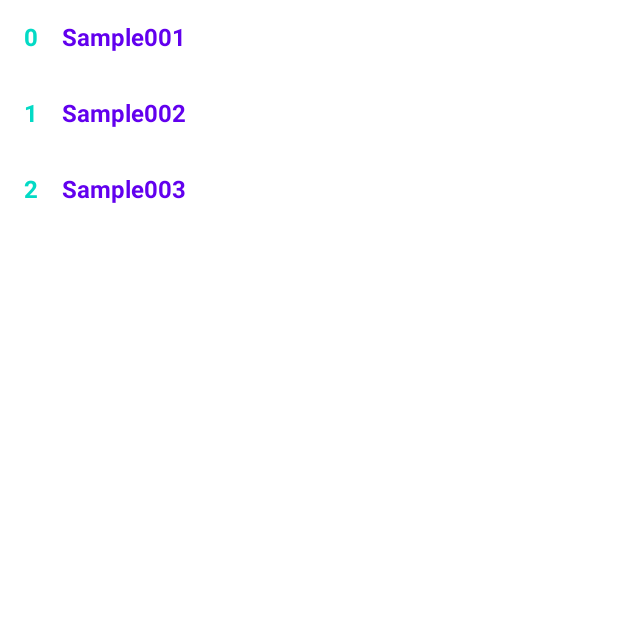
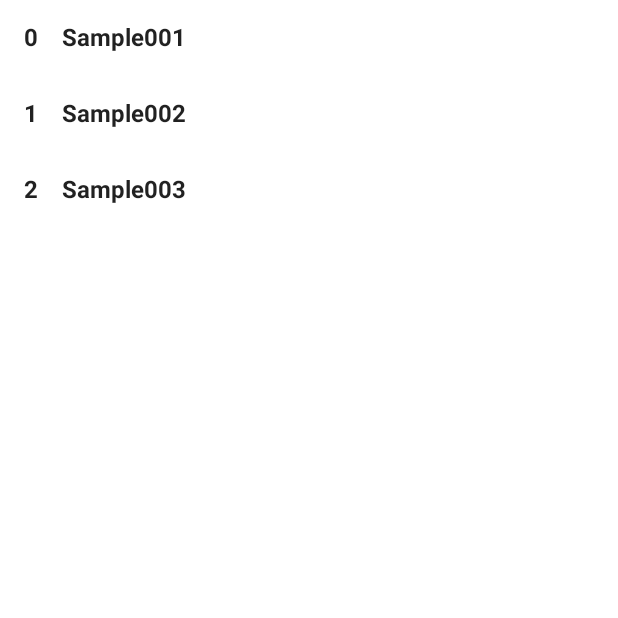
Before and after one commit to zukkeyApp/AndroidUiTips, an Android app built with Jetpack Compose: the screen it shows after launch (MainActivity), on a phone screen of 412 x 824 dp, the top half of it. Run offline under Robolectric (Android 15) with nearby library versions, the phone set to English and light mode, and no system bars; our stand-ins replace Dagger/Hilt's generated code.

Commit message:
change theme color

```diff
--- a/app/src/main/java/com/zukkeyapp/androiduitips/ui/main/MainCellComposable.kt
+++ b/app/src/main/java/com/zukkeyapp/androiduitips/ui/main/MainCellComposable.kt
@@ -25,13 +25,11 @@ fun MainCellComposable(
         Text(
             text = number.toString(),
             fontWeight = FontWeight.Bold,
-            color = MaterialTheme.colors.secondary,
             modifier = Modifier.padding(start = 16.dp, top = 16.dp, bottom = 16.dp)
         )
         Text(
             text = title,
             fontWeight = FontWeight.Bold,
-            color = MaterialTheme.colors.primary,
             modifier = Modifier.padding(16.dp)
         )
     }
--- a/app/src/main/java/com/zukkeyapp/androiduitips/ui/theme/Color.kt
+++ b/app/src/main/java/com/zukkeyapp/androiduitips/ui/theme/Color.kt
@@ -2,7 +2,6 @@ package com.zukkeyapp.androiduitips.ui.theme
 
 import androidx.compose.ui.graphics.Color
 
-val Purple200 = Color(0xFFBB86FC)
-val Purple500 = Color(0xFF6200EE)
-val Purple700 = Color(0xFF3700B3)
-val Teal200 = Color(0xFF03DAC5)
+val white_eeeeee = Color(0xFFEEEEEE)
+val white_ffffff = Color(0xFFFFFFFF)
+val white_bcbcbc = Color(0xFFBCBCBC)
--- a/app/src/main/java/com/zukkeyapp/androiduitips/ui/theme/Theme.kt
+++ b/app/src/main/java/com/zukkeyapp/androiduitips/ui/theme/Theme.kt
@@ -5,26 +5,30 @@ import androidx.compose.material.MaterialTheme
 import androidx.compose.material.darkColors
 import androidx.compose.material.lightColors
 import androidx.compose.runtime.Composable
+import androidx.compose.ui.graphics.Color
 
 private val DarkColorPalette = darkColors(
-    primary = Purple200,
-    primaryVariant = Purple700,
-    secondary = Teal200
-)
-
-private val LightColorPalette = lightColors(
-    primary = Purple500,
-    primaryVariant = Purple700,
-    secondary = Teal200
-
-    /* Other default colors to override
+    primary = white_eeeeee,
+    primaryVariant = white_bcbcbc,
+    secondary = white_ffffff,
     background = Color.White,
     surface = Color.White,
     onPrimary = Color.White,
     onSecondary = Color.Black,
     onBackground = Color.Black,
     onSurface = Color.Black,
-    */
+)
+
+private val LightColorPalette = lightColors(
+    primary = white_eeeeee,
+    primaryVariant = white_bcbcbc,
+    secondary = white_ffffff,
+    background = Color.White,
+    surface = Color.White,
+    onPrimary = Color.White,
+    onSecondary = Color.Black,
+    onBackground = Color.Black,
+    onSurface = Color.Black,
 )
 
 @Composable
--- a/app/src/main/res/values/colors.xml
+++ b/app/src/main/res/values/colors.xml
@@ -1,10 +1,9 @@
 <?xml version="1.0" encoding="utf-8"?>
 <resources>
-    <color name="purple_200">#FFBB86FC</color>
-    <color name="purple_500">#FF6200EE</color>
-    <color name="purple_700">#FF3700B3</color>
     <color name="teal_200">#FF03DAC5</color>
     <color name="teal_700">#FF018786</color>
     <color name="black">#FF000000</color>
     <color name="white">#FFFFFFFF</color>
+    <color name="white_EEEEEE">#FFEEEEEE</color>
+    <color name="white_BCBCBC">#FFBCBCBC</color>
 </resources>
--- a/app/src/main/res/values/themes.xml
+++ b/app/src/main/res/values/themes.xml
@@ -2,6 +2,6 @@
 <resources>
 
     <style name="Theme.AndroidUiTips" parent="android:Theme.Material.Light.NoActionBar">
-        <item name="android:statusBarColor">@color/purple_700</item>
+        <item name="android:statusBarColor">@color/white_BCBCBC</item>
     </style>
 </resources>
```
